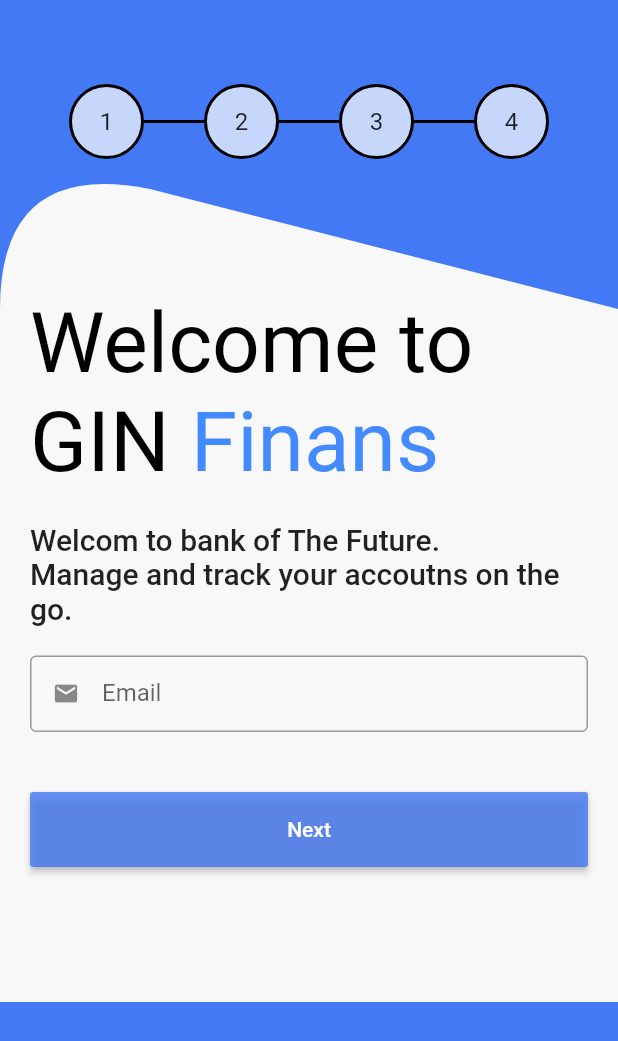
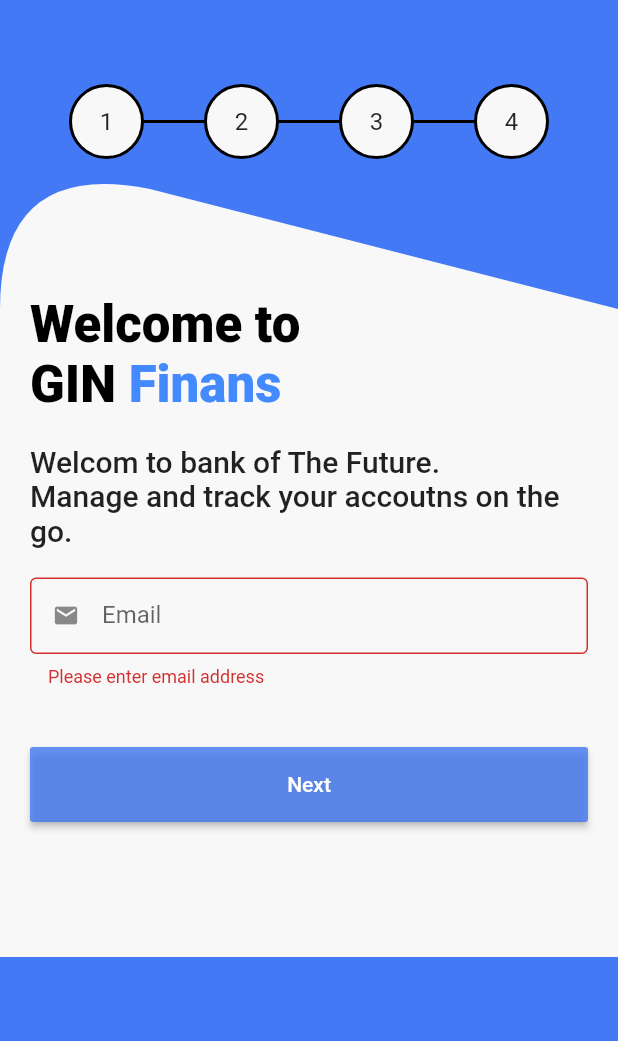
Before and after one commit to NSAnant/gin_demo, a Flutter app: the screen it shows after launch, on a phone screen of 412 x 824 dp. Shown: the top 1041 px of the screen. Run offline on Flutter 3.47's test engine with Material 2 defaults, Android fonts, the phone set to English and light mode, and no system bars.

Commit message:
- Email page completed with Validation and background shape. - refactored code and created another file.

```diff
--- /dev/null
+++ b/lib/pages/email_page.dart
@@ -0,0 +1,121 @@
+import 'package:flutter/material.dart';
+import 'package:gin_app/Helper/UIHelper.dart';
+import 'package:gin_app/main.dart';
+
+class EmailPage extends StatefulWidget {
+  final VoidCallback onStepCompletion;
+  const EmailPage({
+    Key key,
+    this.onStepCompletion,
+  }) : super(key: key);
+
+  @override
+  _EmailPageState createState() => _EmailPageState();
+}
+
+class _EmailPageState extends State<EmailPage> {
+  final GlobalKey<FormState> _formKey = GlobalKey<FormState>();
+
+  @override
+  Widget build(BuildContext context) {
+    return ClipPath(
+      clipper: BackgroundClipper(),
+      child: Container(
+        padding: EdgeInsets.symmetric(horizontal: 20, vertical: 50),
+        decoration:
+            BoxDecoration(color: AppColors.bgWhite, shape: BoxShape.rectangle),
+        child: Column(
+          mainAxisAlignment: MainAxisAlignment.end,
+          crossAxisAlignment: CrossAxisAlignment.stretch,
+          children: <Widget>[
+            UIHelper.LargeVerticalSpace,
+            RichText(
+              text: TextSpan(
+                text: "Welcome to \nGIN ",
+                style: Theme.of(context)
+                    .textTheme
+                    .display1
+                    .apply(color: Colors.black, fontWeightDelta: 10),
+                children: <TextSpan>[
+                  TextSpan(
+                      text: 'Finans',
+                      style: Theme.of(context).textTheme.display1.apply(
+                          color: Colors.blueAccent, fontWeightDelta: 10)),
+                ],
+              ),
+            ),
+            UIHelper.smallVerticalSpace,
+            Text(
+              'Welcom to bank of The Future. \nManage and track your accoutns on the go.',
+              style: Theme.of(context).textTheme.title,
+            ),
+            UIHelper.smallVerticalSpace,
+            Form(
+              autovalidate: true,
+              key: _formKey,
+              child: TextFormField(
+                validator: validateEmail,
+                keyboardType: TextInputType.emailAddress,
+                decoration: InputDecoration(
+                  border: OutlineInputBorder(),
+                  labelText: "Email",
+                  isDense: true,
+                  prefixIcon: Icon(Icons.email),
+                ),
+              ),
+            ),
+            UIHelper.LargeVerticalSpace,
+            SizedBox(
+              height: 50,
+              child: RaisedButton(
+                textColor: Colors.white,
+                color: AppColors.bgBlue.withOpacity(0.8),
+                onPressed: () {
+                  // check validity and call..
+                  if (_formKey.currentState.validate()) {
+                    print("validated ?");
+                    widget.onStepCompletion();
+                  }
+                },
+                child: Text('Next'),
+              ),
+            ),
+            UIHelper.LargeVerticalSpace,
+          ],
+        ),
+      ),
+    );
+  }
+
+  String validateEmail(String value) {
+    if (value == null || value == "") {
+      return 'Please enter email address';
+    }
+    Pattern pattern =
+        r'^(([^<>()[\]\\.,;:\s@\"]+(\.[^<>()[\]\\.,;:\s@\"]+)*)|(\".+\"))@((\[[0-9]{1,3}\.[0-9]{1,3}\.[0-9]{1,3}\.[0-9]{1,3}\])|(([a-zA-Z\-0-9]+\.)+[a-zA-Z]{2,}))$';
+    RegExp regex = new RegExp(pattern);
+    if (!regex.hasMatch(value))
+      return 'Enter Valid Email in xx@xx.xxx format';
+    else
+      return null;
+  }
+}
+
+class BackgroundClipper extends CustomClipper<Path> {
+  @override
+  Path getClip(Size size) {
+    Path path = Path();
+    path.moveTo(size.width, 100);
+    path.lineTo(size.width, size.height);
+    path.lineTo(0, size.height);
+    path.lineTo(0, 100);
+    path.quadraticBezierTo(0, 0, 100, 20);
+    path.close();
+    return path;
+  }
+
+  @override
+  bool shouldReclip(CustomClipper<Path> oldClipper) {
+    return true;
+  }
+}
--- a/lib/pages/home_page.dart
+++ b/lib/pages/home_page.dart
@@ -1,7 +1,6 @@
 import 'package:flutter/cupertino.dart';
 import 'package:flutter/material.dart';
-import 'package:gin_app/Helper/UIHelper.dart';
-import 'package:gin_app/main.dart';
+import 'package:gin_app/pages/email_page.dart';
 import 'package:gin_app/wigets/custom_widget.dart';
 
 class MyHomePage extends StatefulWidget {
@@ -75,95 +74,3 @@ class _MyHomePageState extends State<MyHomePage> {
     });
   }
 }
-
-class EmailPage extends StatelessWidget {
-  final VoidCallback onStepCompletion;
-  const EmailPage({
-    Key key,
-    this.onStepCompletion,
-  }) : super(key: key);
-
-  @override
-  Widget build(BuildContext context) {
-    return ClipPath(
-      clipper: BackgroundClipper(),
-      child: Container(
-        padding: EdgeInsets.symmetric(horizontal: 20, vertical: 50),
-        decoration:
-            BoxDecoration(color: AppColors.bgWhite, shape: BoxShape.rectangle),
-        child: Column(
-          mainAxisAlignment: MainAxisAlignment.end,
-          crossAxisAlignment: CrossAxisAlignment.stretch,
-          children: <Widget>[
-            UIHelper.LargeVerticalSpace,
-            RichText(
-              text: TextSpan(
-                text: "Welcome to \nGIN ",
-                style: Theme.of(context)
-                    .textTheme
-                    .display3
-                    .apply(color: Colors.black),
-                children: <TextSpan>[
-                  TextSpan(
-                      text: 'Finans',
-                      style: Theme.of(context)
-                          .textTheme
-                          .display3
-                          .apply(color: Colors.blueAccent)),
-                ],
-              ),
-            ),
-            UIHelper.smallVerticalSpace,
-            Text(
-              'Welcom to bank of The Future. \nManage and track your accoutns on the go.',
-              style: Theme.of(context).textTheme.title,
-            ),
-            UIHelper.smallVerticalSpace,
-            TextFormField(
-              keyboardType: TextInputType.emailAddress,
-              decoration: InputDecoration(
-                border: OutlineInputBorder(),
-                labelText: "Email",
-                isDense: true,
-                prefixIcon: Icon(Icons.email),
-              ),
-            ),
-            UIHelper.LargeVerticalSpace,
-            SizedBox(
-              height: 50,
-              child: RaisedButton(
-                textColor: Colors.white,
-                color: AppColors.bgBlue.withOpacity(0.8),
-                onPressed: () {
-                  // check validity and call..
-                  onStepCompletion();
-                },
-                child: Text('Next'),
-              ),
-            ),
-            UIHelper.LargeVerticalSpace,
-          ],
-        ),
-      ),
-    );
-  }
-}
-
-class BackgroundClipper extends CustomClipper<Path> {
-  @override
-  Path getClip(Size size) {
-    Path path = Path();
-    path.moveTo(size.width, 100);
-    path.lineTo(size.width, size.height);
-    path.lineTo(0, size.height);
-    path.lineTo(0, 100);
-    path.quadraticBezierTo(0, 0, 100, 20);
-    path.close();
-    return path;
-  }
-
-  @override
-  bool shouldReclip(CustomClipper<Path> oldClipper) {
-    return true;
-  }
-}
--- a/lib/wigets/custom_widget.dart
+++ b/lib/wigets/custom_widget.dart
@@ -1,4 +1,5 @@
 import 'package:flutter/material.dart';
+import 'package:gin_app/main.dart';
 
 class CustomStepper extends StatefulWidget {
   final int numberOfSteps;
@@ -68,7 +69,7 @@ class _CustomStepperState extends State<CustomStepper> {
       ),
       decoration: BoxDecoration(
         shape: BoxShape.circle,
-        color: isCompleted(index) ? Colors.green : Colors.white70,
+        color: isCompleted(index) ? Colors.green : AppColors.bgWhite,
         border: Border.all(
           width: 2.0,
           color: Colors.black,
```
